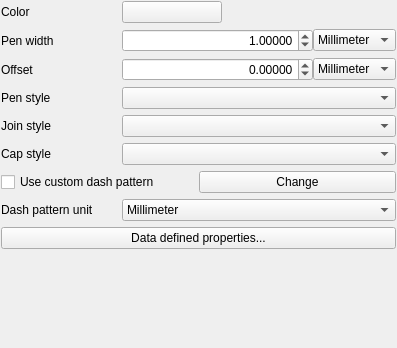
This is src/ui/symbollayer/widget_simpleline.ui in qgis/QGIS as Qt 5 draws it before an edit. The edited form follows.
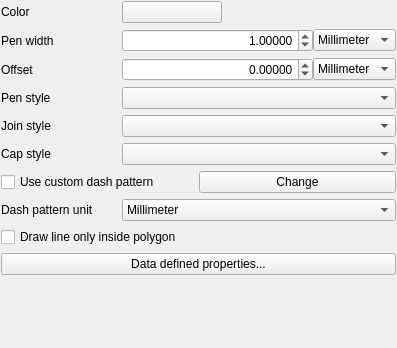
This is the edited form. Custom widgets are drawn as their Qt base class.

Commit message: [FEATURE] Add option for simple line symbols to be drawn only inside a polygon. Allows for creation of "national geographic" style borders on maps where a thick border does not overlap into neighbouring polygons.

Patch:
```diff
--- a/src/ui/symbollayer/widget_simpleline.ui
+++ b/src/ui/symbollayer/widget_simpleline.ui
@@ -242,7 +242,7 @@
      </item>
     </widget>
    </item>
-   <item row="8" column="0" colspan="2">
+   <item row="11" column="0" colspan="2">
     <widget class="QPushButton" name="mDataDefinedPropertiesButton">
      <property name="sizePolicy">
       <sizepolicy hsizetype="Minimum" vsizetype="Fixed">
@@ -255,6 +255,17 @@
      </property>
     </widget>
    </item>
+   <item row="9" column="0" colspan="2">
+    <layout class="QHBoxLayout" name="horizontalLayout_4">
+     <item>
+      <widget class="QCheckBox" name="mDrawInsideCheckBox">
+       <property name="text">
+        <string>Draw line only inside polygon</string>
+       </property>
+      </widget>
+     </item>
+    </layout>
+   </item>
   </layout>
  </widget>
  <customwidgets>
```
Left out of the diff: 11 changed lines with no effect on the pictures. The commit also changes 6 other files.
